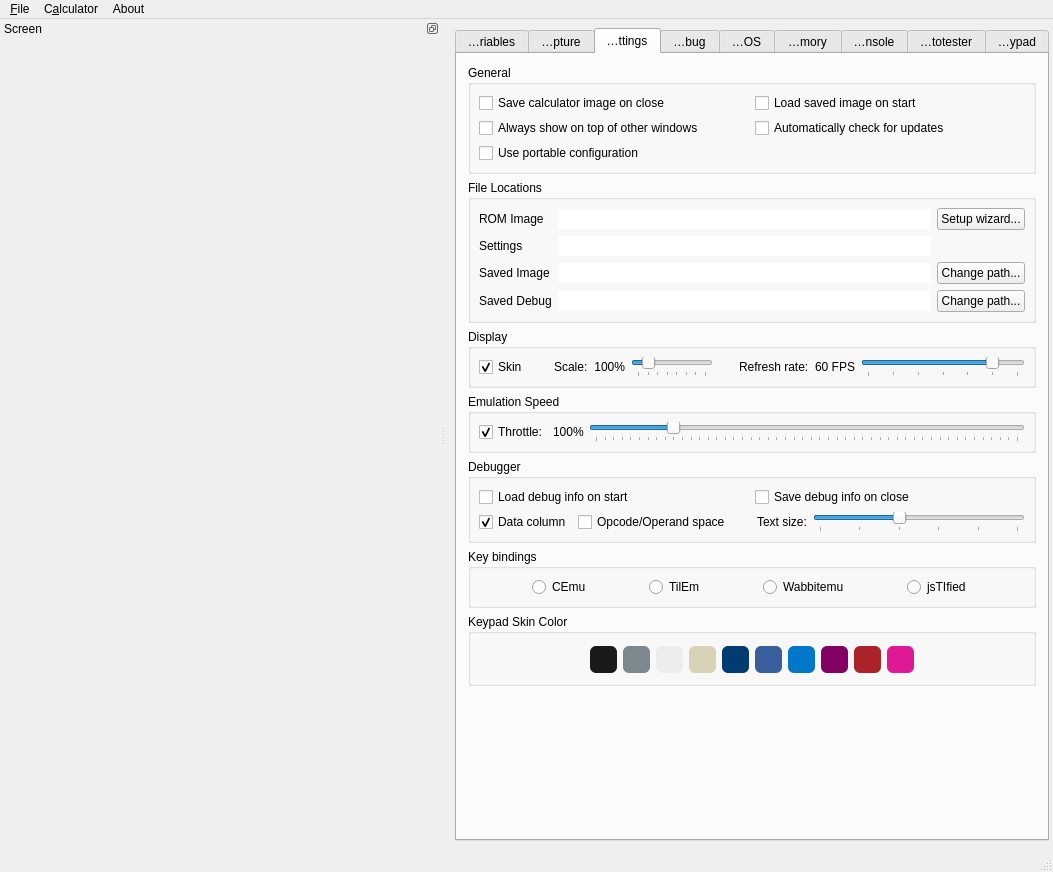
First picture: the form in gui/qt/mainwindow.ui, repository CE-Programming/CEmu, before the edit.
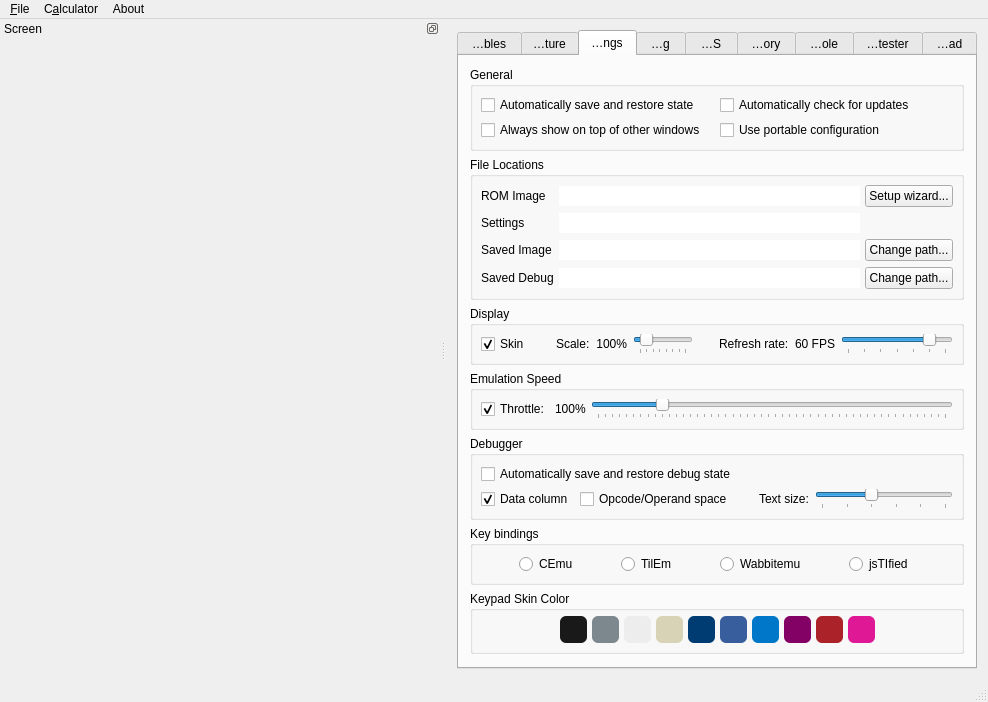
Second picture: the form after the edit. The open tabs and pages were chosen to show the change. Icons and pictures are not drawn. Custom widgets are drawn as their Qt base class.

```diff
--- a/gui/qt/mainwindow.ui
+++ b/gui/qt/mainwindow.ui
@@ -6,12 +6,12 @@
    <rect>
     <x>0</x>
     <y>0</y>
-    <width>1053</width>
-    <height>872</height>
+    <width>946</width>
+    <height>675</height>
    </rect>
   </property>
   <property name="sizePolicy">
-   <sizepolicy hsizetype="Minimum" vsizetype="Minimum">
+   <sizepolicy hsizetype="Preferred" vsizetype="Preferred">
     <horstretch>0</horstretch>
     <verstretch>0</verstretch>
    </sizepolicy>
@@ -41,15 +41,9 @@
      <height>16777215</height>
     </size>
    </property>
+   <layout class="QGridLayout" name="gridLayout_12">
+    <item row="0" column="0">
    <widget class="QTabWidget" name="tabWidget">
-    <property name="geometry">
-     <rect>
-      <x>9</x>
-      <y>9</y>
-      <width>594</width>
-      <height>813</height>
-     </rect>
-    </property>
     <property name="focusPolicy">
      <enum>Qt::ClickFocus</enum>
     </property>
@@ -523,19 +517,6 @@
          <property name="spacing">
           <number>5</number>
          </property>
-         <item row="0" column="1">
-          <widget class="QCheckBox" name="checkRestore">
-           <property name="enabled">
-            <bool>true</bool>
-           </property>
-           <property name="text">
-            <string>Load saved image on start</string>
-           </property>
-           <property name="checked">
-            <bool>false</bool>
-           </property>
-          </widget>
-         </item>
          <item row="1" column="0">
           <widget class="QCheckBox" name="checkAlwaysOnTop">
            <property name="text">
@@ -549,14 +530,14 @@
             <bool>true</bool>
            </property>
            <property name="text">
-            <string>Save calculator image on close</string>
+              <string>Automatically save and restore state</string>
            </property>
            <property name="checked">
             <bool>false</bool>
            </property>
           </widget>
          </item>
-         <item row="1" column="1">
+           <item row="0" column="1">
           <widget class="QCheckBox" name="checkUpdates">
            <property name="text">
             <string>Automatically check for updates</string>
@@ -566,7 +547,7 @@
            </property>
           </widget>
          </item>
-         <item row="2" column="0">
+           <item row="1" column="1">
           <widget class="QCheckBox" name="checkPortable">
            <property name="text">
             <string>Use portable configuration</string>
@@ -594,6 +575,9 @@
          <property name="bottomMargin">
           <number>8</number>
          </property>
+           <property name="horizontalSpacing">
+            <number>5</number>
+           </property>
          <item row="4" column="2">
           <widget class="QPushButton" name="buttonChangeSavedImagePath">
            <property name="sizePolicy">
@@ -1031,14 +1015,7 @@
            <item>
             <widget class="QCheckBox" name="checkLoadDebugOnOpen">
              <property name="text">
-              <string>Load debug info on start</string>
-             </property>
-            </widget>
-           </item>
-           <item>
-            <widget class="QCheckBox" name="checkSaveDebugClose">
-             <property name="text">
-              <string>Save debug info on close</string>
+                <string>Automatically save and restore debug state</string>
              </property>
             </widget>
            </item>
@@ -1215,17 +1192,26 @@
       </item>
       <item>
        <widget class="QGroupBox" name="groupBox_8">
-        <property name="minimumSize">
-         <size>
-          <width>30</width>
-          <height>30</height>
-         </size>
-        </property>
         <property name="title">
          <string>Keypad Skin Color</string>
         </property>
-        <layout class="QGridLayout" name="gridLayout_12">
-         <item row="0" column="0">
+          <layout class="QHBoxLayout" name="horizontalLayout_28">
+           <property name="spacing">
+            <number>5</number>
+           </property>
+           <property name="leftMargin">
+            <number>8</number>
+           </property>
+           <property name="topMargin">
+            <number>5</number>
+           </property>
+           <property name="rightMargin">
+            <number>8</number>
+           </property>
+           <property name="bottomMargin">
+            <number>8</number>
+           </property>
+           <item>
           <spacer name="horizontalSpacer_22">
            <property name="orientation">
             <enum>Qt::Horizontal</enum>
@@ -1238,7 +1224,7 @@
            </property>
           </spacer>
          </item>
-         <item row="0" column="1">
+           <item>
           <widget class="QPushButton" name="buttonBlack">
            <property name="sizePolicy">
             <sizepolicy hsizetype="Fixed" vsizetype="Fixed">
@@ -1254,8 +1240,8 @@
            </property>
            <property name="maximumSize">
             <size>
-             <width>25</width>
-             <height>25</height>
+               <width>27</width>
+               <height>27</height>
             </size>
            </property>
            <property name="styleSheet">
@@ -1270,7 +1256,7 @@
            </property>
           </widget>
          </item>
-         <item row="0" column="2">
+           <item>
           <widget class="QPushButton" name="buttonSilver">
            <property name="sizePolicy">
             <sizepolicy hsizetype="Fixed" vsizetype="Fixed">
@@ -1286,8 +1272,8 @@
            </property>
            <property name="maximumSize">
             <size>
-             <width>25</width>
-             <height>25</height>
+               <width>27</width>
+               <height>27</height>
             </size>
            </property>
            <property name="styleSheet">
@@ -1302,7 +1288,7 @@
            </property>
           </widget>
          </item>
-         <item row="0" column="3">
+           <item>
           <widget class="QPushButton" name="buttonWhite">
            <property name="sizePolicy">
             <sizepolicy hsizetype="Fixed" vsizetype="Fixed">
@@ -1318,8 +1304,8 @@
            </property>
            <property name="maximumSize">
             <size>
-             <width>25</width>
-             <height>25</height>
+               <width>27</width>
+               <height>27</height>
             </size>
            </property>
            <property name="styleSheet">
@@ -1334,7 +1320,7 @@
            </property>
           </widget>
          </item>
-         <item row="0" column="4">
+           <item>
           <widget class="QPushButton" name="buttonGolden">
            <property name="sizePolicy">
             <sizepolicy hsizetype="Fixed" vsizetype="Fixed">
@@ -1350,8 +1336,8 @@
            </property>
            <property name="maximumSize">
             <size>
-             <width>25</width>
-             <height>25</height>
+               <width>27</width>
+               <height>27</height>
             </size>
            </property>
            <property name="styleSheet">
@@ -1366,7 +1352,7 @@
            </property>
           </widget>
          </item>
-         <item row="0" column="5">
+           <item>
           <widget class="QPushButton" name="buttonDenim">
            <property name="sizePolicy">
             <sizepolicy hsizetype="Fixed" vsizetype="Fixed">
@@ -1382,8 +1368,8 @@
            </property>
            <property name="maximumSize">
             <size>
-             <width>25</width>
-             <height>25</height>
+               <width>27</width>
+               <height>27</height>
             </size>
            </property>
            <property name="styleSheet">
@@ -1398,7 +1384,7 @@
            </property>
           </widget>
          </item>
-         <item row="0" column="6">
+           <item>
           <widget class="QPushButton" name="buttonTrueBlue">
            <property name="sizePolicy">
             <sizepolicy hsizetype="Fixed" vsizetype="Fixed">
@@ -1414,8 +1400,8 @@
            </property>
            <property name="maximumSize">
             <size>
-             <width>25</width>
-             <height>25</height>
+               <width>27</width>
+               <height>27</height>
             </size>
            </property>
            <property name="styleSheet">
@@ -1430,7 +1416,7 @@
            </property>
           </widget>
          </item>
-         <item row="0" column="7">
+           <item>
           <widget class="QPushButton" name="buttonLightning">
            <property name="sizePolicy">
             <sizepolicy hsizetype="Fixed" vsizetype="Fixed">
@@ -1446,8 +1432,8 @@
            </property>
            <property name="maximumSize">
             <size>
-             <width>25</width>
-             <height>25</height>
+               <width>27</width>
+               <height>27</height>
             </size>
            </property>
            <property name="styleSheet">
@@ -1462,7 +1448,7 @@
            </property>
           </widget>
          </item>
-         <item row="0" column="8">
+           <item>
           <widget class="QPushButton" name="buttonPlum">
            <property name="sizePolicy">
             <sizepolicy hsizetype="Fixed" vsizetype="Fixed">
@@ -1478,8 +1464,8 @@
            </property>
            <property name="maximumSize">
             <size>
-             <width>25</width>
-             <height>25</height>
+               <width>27</width>
+               <height>27</height>
             </size>
            </property>
            <property name="styleSheet">
@@ -1494,7 +1480,7 @@
            </property>
           </widget>
          </item>
-         <item row="0" column="9">
+           <item>
           <widget class="QPushButton" name="buttonRed">
            <property name="sizePolicy">
             <sizepolicy hsizetype="Fixed" vsizetype="Fixed">
@@ -1510,8 +1496,8 @@
            </property>
            <property name="maximumSize">
             <size>
-             <width>25</width>
-             <height>25</height>
+               <width>27</width>
+               <height>27</height>
             </size>
            </property>
            <property name="styleSheet">
@@ -1526,7 +1512,7 @@
            </property>
           </widget>
          </item>
-         <item row="0" column="10">
+           <item>
           <widget class="QPushButton" name="buttonPink">
            <property name="sizePolicy">
             <sizepolicy hsizetype="Fixed" vsizetype="Fixed">
@@ -1542,8 +1528,8 @@
            </property>
            <property name="maximumSize">
             <size>
-             <width>25</width>
-             <height>25</height>
+               <width>27</width>
+               <height>27</height>
             </size>
            </property>
            <property name="styleSheet">
@@ -1558,7 +1544,7 @@
            </property>
           </widget>
          </item>
-         <item row="0" column="11">
+           <item>
           <spacer name="horizontalSpacer_21">
            <property name="orientation">
             <enum>Qt::Horizontal</enum>
@@ -7161,13 +7147,15 @@
      <layout class="QHBoxLayout" name="horizontalLayout_27"/>
     </widget>
    </widget>
+    </item>
+   </layout>
   </widget>
   <widget class="QMenuBar" name="menubar">
    <property name="geometry">
     <rect>
      <x>0</x>
      <y>0</y>
-     <width>1053</width>
+     <width>946</width>
      <height>21</height>
     </rect>
    </property>
```
Left out of the diff: 18 changed lines with no effect on the pictures. Lines whose indentation alone changed are shown as unchanged.
